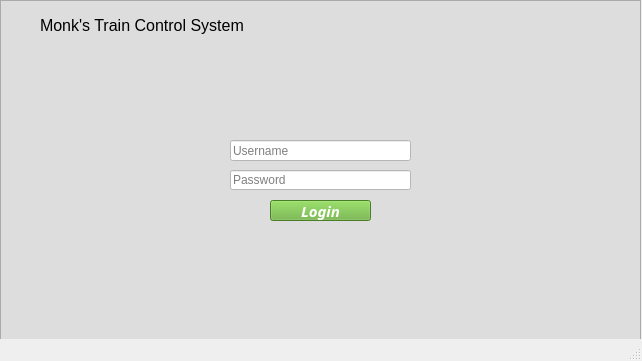
aet37/ECE1140-Project, file src/UI/TrainModel/Login_Page.ui: the form before one commit.
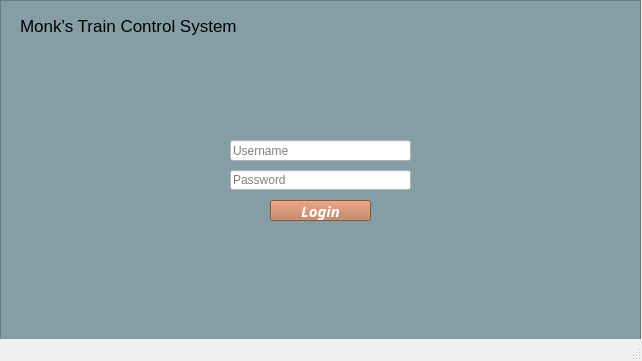
The form after the commit.

```diff
--- a/src/UI/TrainModel/Login_Page.ui
+++ b/src/UI/TrainModel/Login_Page.ui
@@ -24,8 +24,8 @@
      </rect>
     </property>
     <property name="styleSheet">
-     <string notr="true">background-color: rgb(221, 221, 221);
-border-color: rgb(0, 0, 0);</string>
+     <string notr="true">border-color: rgb(0, 0, 0);
+background-color: rgb(133, 158, 166);</string>
     </property>
     <property name="frameShape">
      <enum>QFrame::StyledPanel</enum>
@@ -36,17 +36,22 @@
     <widget class="QLabel" name="label">
      <property name="geometry">
       <rect>
-       <x>40</x>
+       <x>20</x>
        <y>10</y>
-       <width>203</width>
+       <width>251</width>
        <height>31</height>
       </rect>
      </property>
      <property name="font">
       <font>
-       <pointsize>12</pointsize>
+       <pointsize>13</pointsize>
+       <weight>50</weight>
+       <bold>false</bold>
       </font>
      </property>
+     <property name="styleSheet">
+      <string notr="true">color: rgb(0, 0, 0);</string>
+     </property>
      <property name="text">
       <string>Monk's Train Control System</string>
      </property>
@@ -74,7 +79,7 @@
      </property>
      <property name="styleSheet">
       <string notr="true">color: rgb(255, 255, 255);
-background-color: rgb(102, 176, 54);</string>
+background-color: rgb(186, 116, 79);</string>
      </property>
      <property name="text">
       <string>Login</string>
@@ -131,7 +136,7 @@
       </rect>
      </property>
      <property name="styleSheet">
-      <string notr="true">color: rgb(221, 221, 221);</string>
+      <string notr="true">color: rgb(133, 158, 166);</string>
      </property>
      <property name="text">
       <string>Incorrect username or password!</string>
```
